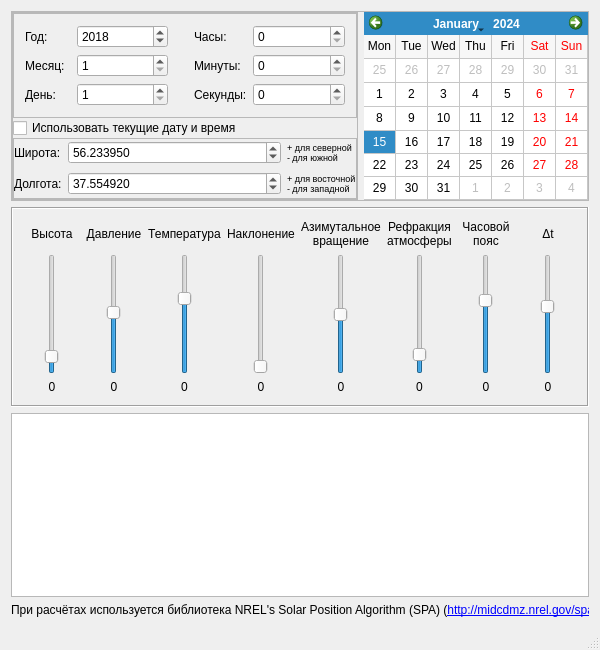
This is mainwindow.ui in Cyantooth/SolarPositionCalculator as Qt 5 draws it before an edit. The edited form follows.
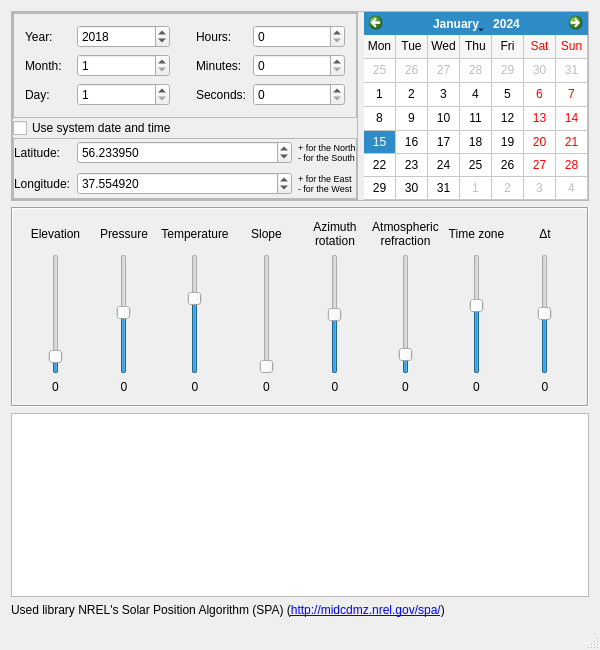
This is the edited form.

What changed in the file:
```diff
--- a/mainwindow.ui
+++ b/mainwindow.ui
@@ -124,7 +124,7 @@
              <item row="1" column="3">
               <widget class="QLabel" name="lblMinute">
                <property name="text">
-                <string>Минуты:</string>
+                <string>Minutes:</string>
                </property>
               </widget>
              </item>
@@ -147,7 +147,7 @@
                 </sizepolicy>
                </property>
                <property name="text">
-                <string>Часы:</string>
+                <string>Hours:</string>
                </property>
               </widget>
              </item>
@@ -170,7 +170,7 @@
                 </sizepolicy>
                </property>
                <property name="text">
-                <string>Год:</string>
+                <string>Year:</string>
                </property>
               </widget>
              </item>
@@ -184,21 +184,21 @@
              <item row="2" column="0">
               <widget class="QLabel" name="lblDay">
                <property name="text">
-                <string>День:</string>
+                <string>Day:</string>
                </property>
               </widget>
              </item>
              <item row="2" column="3">
               <widget class="QLabel" name="lblSecond">
                <property name="text">
-                <string>Секунды:</string>
+                <string>Seconds:</string>
                </property>
               </widget>
              </item>
              <item row="1" column="0">
               <widget class="QLabel" name="lblMonth">
                <property name="text">
-                <string>Месяц:</string>
+                <string>Month:</string>
                </property>
               </widget>
              </item>
@@ -241,7 +241,7 @@
           <item>
            <widget class="QCheckBox" name="chbCurrentTime">
             <property name="text">
-             <string>Использовать текущие дату и время</string>
+             <string>Use system date and time</string>
             </property>
            </widget>
           </item>
@@ -275,7 +275,7 @@
                 </sizepolicy>
                </property>
                <property name="text">
-                <string>Широта:</string>
+                <string>Latitude:</string>
                </property>
               </widget>
              </item>
@@ -293,8 +293,8 @@
                 </font>
                </property>
                <property name="text">
-                <string>+ для северной
-- для южной</string>
+                <string>+ for the North
+- for the South</string>
                </property>
               </widget>
              </item>
@@ -307,7 +307,7 @@
                 </sizepolicy>
                </property>
                <property name="text">
-                <string>Долгота:</string>
+                <string>Longitude:</string>
                </property>
               </widget>
              </item>
@@ -325,8 +325,8 @@
                 </font>
                </property>
                <property name="text">
-                <string>+ для восточной
-- для западной</string>
+                <string>+ for the East
+- for the West</string>
                </property>
               </widget>
              </item>
@@ -421,7 +421,7 @@
        <item row="0" column="1">
         <widget class="QLabel" name="lblPressure">
          <property name="text">
-          <string>Давление</string>
+          <string>Pressure</string>
          </property>
          <property name="alignment">
           <set>Qt::AlignCenter</set>
@@ -431,7 +431,7 @@
        <item row="0" column="0">
         <widget class="QLabel" name="lblElevation">
          <property name="text">
-          <string>Высота</string>
+          <string>Elevation</string>
          </property>
          <property name="alignment">
           <set>Qt::AlignCenter</set>
@@ -516,8 +516,8 @@
        <item row="0" column="4">
         <widget class="QLabel" name="lblAzmRot">
          <property name="text">
-          <string>Азимутальное
-вращение</string>
+          <string>Azimuth
+rotation</string>
          </property>
          <property name="alignment">
           <set>Qt::AlignCenter</set>
@@ -527,7 +527,7 @@
        <item row="0" column="2">
         <widget class="QLabel" name="lblTemperature">
          <property name="text">
-          <string>Температура</string>
+          <string>Temperature</string>
          </property>
          <property name="alignment">
           <set>Qt::AlignCenter</set>
@@ -572,8 +572,8 @@
        <item row="0" column="5">
         <widget class="QLabel" name="lblRefract">
          <property name="text">
-          <string>Рефракция
-атмосферы</string>
+          <string>Atmospheric
+refraction</string>
          </property>
          <property name="alignment">
           <set>Qt::AlignCenter</set>
@@ -611,7 +611,7 @@
        <item row="0" column="3">
         <widget class="QLabel" name="lblSlope">
          <property name="text">
-          <string>Наклонение</string>
+          <string>Slope</string>
          </property>
          <property name="alignment">
           <set>Qt::AlignCenter</set>
@@ -699,8 +699,7 @@
        <item row="0" column="6">
         <widget class="QLabel" name="lblTimeZone">
          <property name="text">
-          <string>Часовой
-пояс</string>
+          <string>Time zone</string>
          </property>
          <property name="alignment">
           <set>Qt::AlignCenter</set>
@@ -726,10 +725,10 @@
           </sizepolicy>
          </property>
          <property name="minimum">
-          <number>-12</number>
+          <number>-18</number>
          </property>
          <property name="maximum">
-          <number>12</number>
+          <number>18</number>
          </property>
          <property name="pageStep">
           <number>1</number>
@@ -761,10 +760,10 @@
           </sizepolicy>
          </property>
          <property name="minimum">
-          <number>-500</number>
+          <number>-8000</number>
          </property>
          <property name="maximum">
-          <number>500</number>
+          <number>8000</number>
          </property>
          <property name="pageStep">
           <number>1</number>
@@ -800,7 +799,7 @@
     <item>
      <widget class="QLabel" name="label">
       <property name="text">
-       <string>При расчётах используется библиотека NREL's Solar Position Algorithm (SPA) (&lt;a href=&quot;http://midcdmz.nrel.gov/spa/&quot;&gt;http://midcdmz.nrel.gov/spa/&lt;/a&gt;)</string>
+       <string>Used library NREL's Solar Position Algorithm (SPA) (&lt;a href=&quot;http://midcdmz.nrel.gov/spa/&quot;&gt;http://midcdmz.nrel.gov/spa/&lt;/a&gt;)</string>
       </property>
      </widget>
     </item>
```
Left out of the diff: 38 changed lines with no effect on the pictures.
